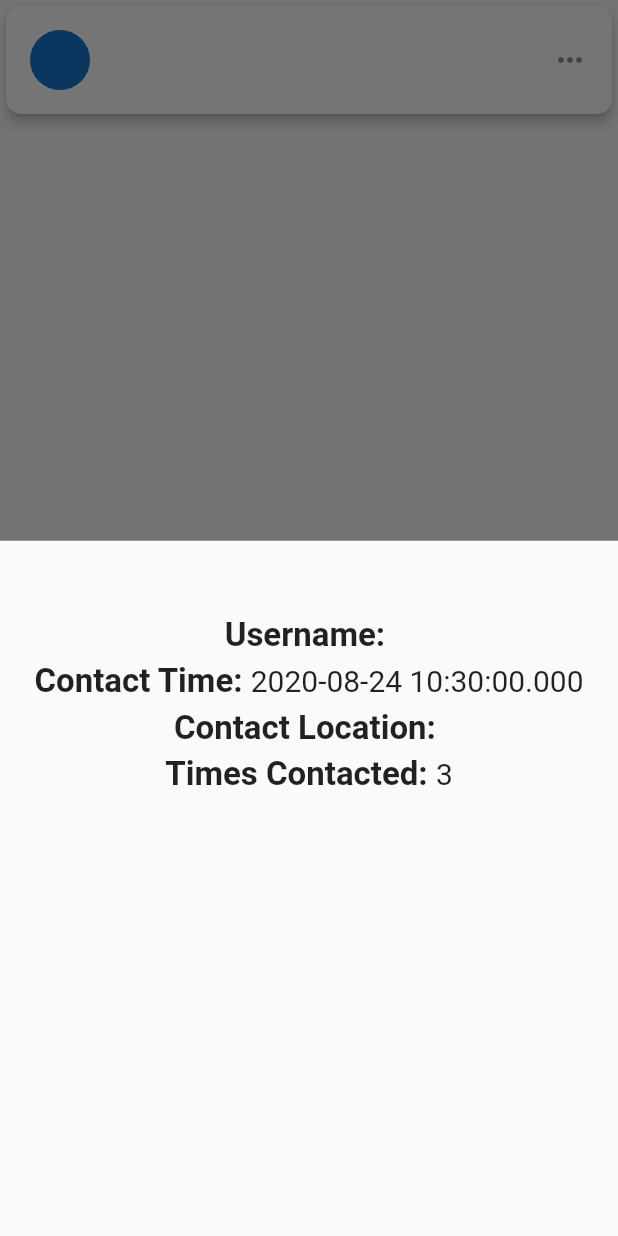
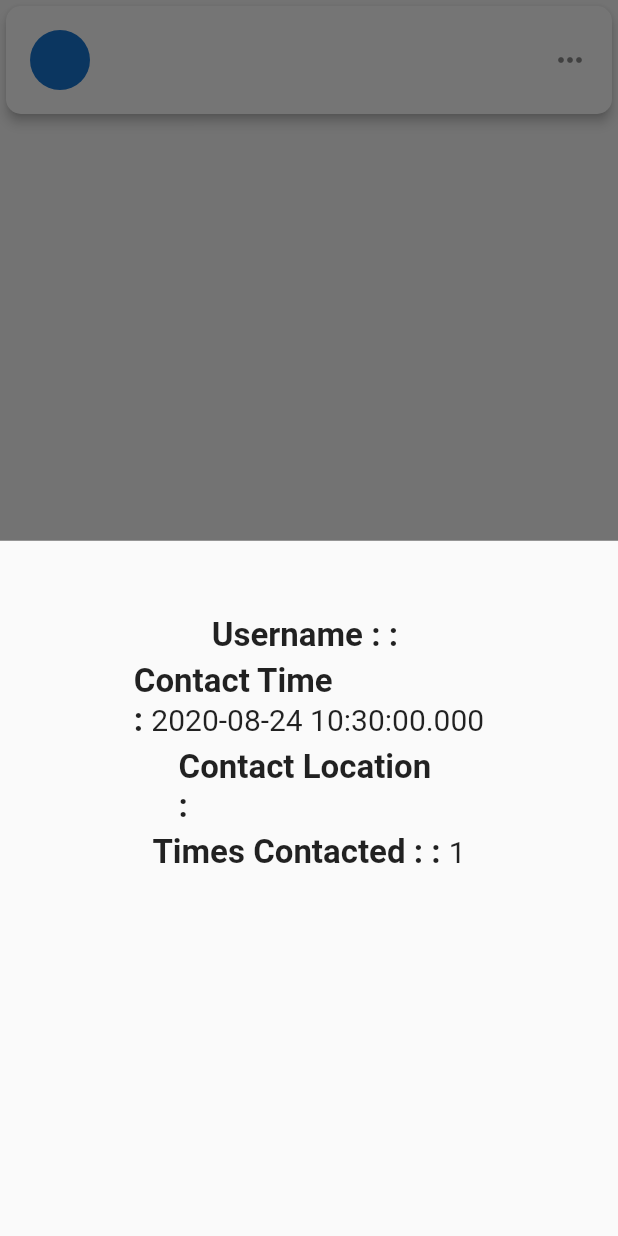
Before and after one commit to Yash1201/Nearby_Contact_Tracer, a Flutter app: the ContactCard widget shown alone on an empty page, opened directly with empty values, after a tap on the "keyboard control" icon, on a phone screen of 412 x 824 dp. Run offline on Flutter 3.47's test engine with Material 2 defaults, Android fonts, the phone set to English and light mode, and no system bars; our stand-ins replace cloud_firestore, firebase_auth, location, modal_progress_hud, share; missing offline and left inert: nearby_connections; accounts and stored records are empty.

```diff
--- a/lib/components/contact_card.dart
+++ b/lib/components/contact_card.dart
@@ -44,16 +44,16 @@ class ContactCard extends StatelessWidget {
                 child: Column(
                   children: <Widget>[
                     BottomSheetText(
-                        question: 'Username', result: contactUsername),
+                        question: 'Username : ', result: contactUsername),
                     SizedBox(height: 5.0),
                     BottomSheetText(
-                        question: 'Contact Time',
+                        question: 'Contact Time\n',
                         result: contactTime.toString()),
                     SizedBox(height: 5.0),
                     BottomSheetText(
-                        question: 'Contact Location', result: contactLocation),
+                        question: 'Contact Location \n', result: contactLocation),
                     SizedBox(height: 5.0),
-                    BottomSheetText(question: 'Times Contacted', result: '3'),
+                    BottomSheetText(question: 'Times Contacted : ', result: '1'),
                   ],
                 ),
               );
--- a/pubspec.yaml
+++ b/pubspec.yaml
@@ -34,6 +34,8 @@ dependencies:
   cloud_firestore: ^0.13.4+2
   modal_progress_hud: ^0.1.3
   location: ^3.0.2
+  share: ^0.6.4+3
+
 
 dev_dependencies:
   flutter_test:
```
Also changed, not shown: lib/nearby_interface.dart (+8 -0 lines), pubspec.lock, 7 other files.
